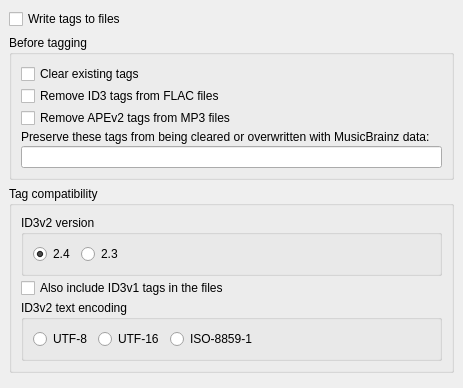
Before: the Qt Designer form ui/options_tags.ui in metabrainz/picard, drawn with Qt 5.
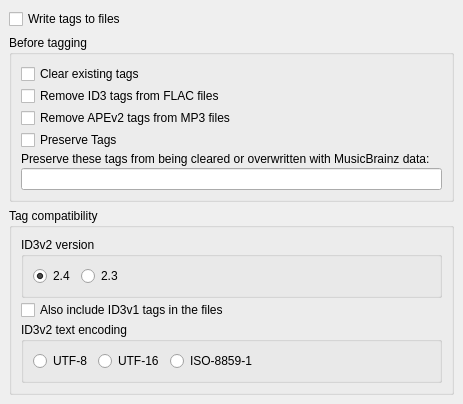
After: the same form once the commit is applied.

Commit message: Added a checkbox for preserve tags

What changed in the file:
```diff
--- a/ui/options_tags.ui
+++ b/ui/options_tags.ui
@@ -57,6 +57,13 @@
         </property>
        </widget>
       </item>
+      <item>
+       <widget class="QCheckBox" name="preserve_tags_box">
+        <property name="text">
+         <string>Preserve Tags</string>
+        </property>
+       </widget>
+      </item>
       <item>
        <widget class="QLabel" name="preserved_tags_label">
         <property name="text">
```
The commit also changes 3 other files.
